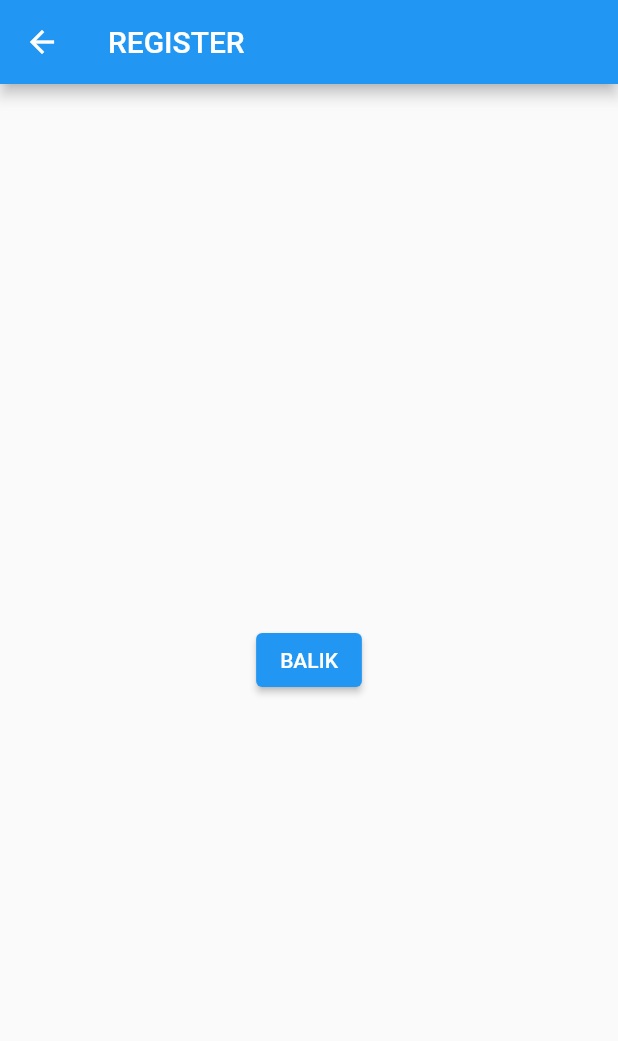
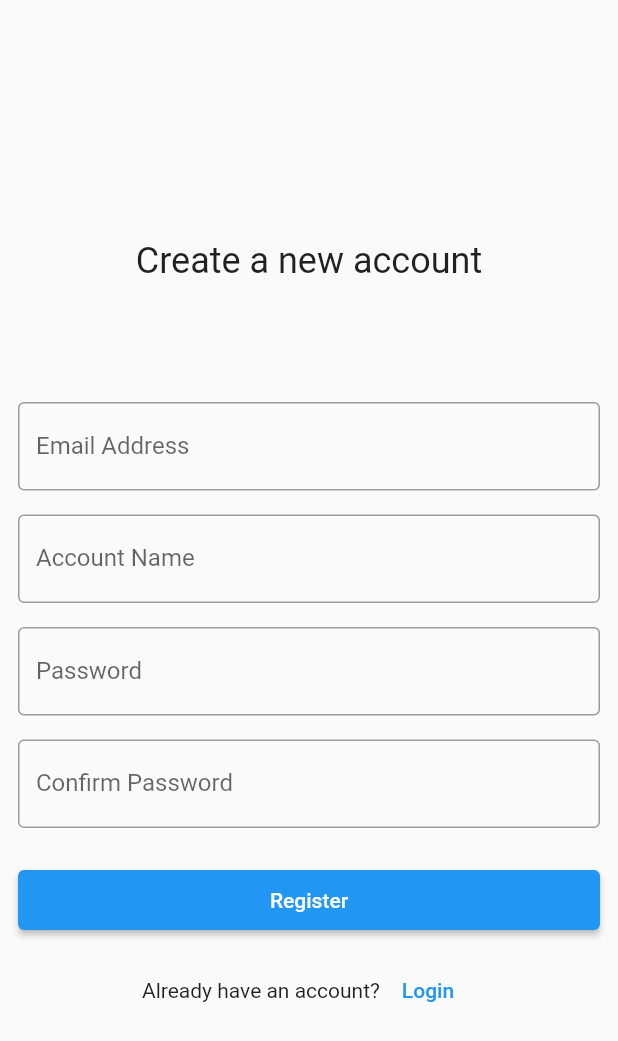
Before and after one commit to dharakamd/Gamesome-mobile, a Flutter app: the register screen opened directly, on a phone screen of 412 x 824 dp. Shown: the top 1041 px of the screen. Run offline on Flutter 3.47's test engine with Material 2 defaults, Android fonts, the light colour scheme and no system bars.

Commit message:
update register

```diff
--- a/gamesome/lib/register.dart
+++ b/gamesome/lib/register.dart
@@ -1,27 +1,8 @@
 import 'package:flutter/material.dart';
-
+import 'package:gamesome/login.dart';
 
 void main() {
-  runApp(const MyApp());
-}
-
-class MyApp extends StatelessWidget {
-  const MyApp({Key? key}) : super(key: key);
-
-  @override
-  Widget build(BuildContext context) {
-    return MaterialApp(
-      title: 'Welcome to Flutter',
-      home: Scaffold(
-        appBar: AppBar(
-          title: const Text('Welcome to Flutter'),
-        ),
-        body: const Center(
-          child: Text('Hello asdasdsadWorld'),
-        ),
-      ),
-    );
-  }
+  runApp(const register());
 }
 
 class register extends StatelessWidget {
@@ -30,17 +11,99 @@ class register extends StatelessWidget {
   @override
   Widget build(BuildContext context) {
     return Scaffold(
-      appBar: AppBar(
-        title: const Text('REGISTER'),
+        // appBar: AppBar(
+        //   title: const Text('REGISTER'),
+        // ),
+        body: SingleChildScrollView(
+      child: Column(
+        children: [
+          Container(
+            margin: const EdgeInsets.only(left: 12, top: 160, right: 12),
+            child: Column(
+              children: [
+                Container(
+                  alignment: Alignment.center,
+                  child: const Text(
+                    'Create a new account',
+                    style: TextStyle(fontSize: 24),
+                  ),
+                ),
+                Container(
+                    margin: const EdgeInsets.only(top: 80),
+                    child: Form(
+                        child: Column(
+                      children: [
+                        TextFormField(
+                          decoration: const InputDecoration(
+                            labelText: 'Email Address',
+                            border: OutlineInputBorder(),
+                          ),
+                        ),
+                        Container(
+                          margin: const EdgeInsets.only(top: 16),
+                          child: TextFormField(
+                            decoration: const InputDecoration(
+                              labelText: 'Account Name',
+                              border: OutlineInputBorder(),
+                            ),
+                          ),
+                        ),
+                        Container(
+                          margin: const EdgeInsets.only(top: 16),
+                          child: TextFormField(
+                            decoration: const InputDecoration(
+                              labelText: 'Password',
+                              border: OutlineInputBorder(),
+                            ),
+                          ),
+                        ),
+                        Container(
+                          margin: const EdgeInsets.only(top: 16),
+                          child: TextFormField(
+                            decoration: const InputDecoration(
+                              labelText: 'Confirm Password',
+                              border: OutlineInputBorder(),
+                            ),
+                          ),
+                        ),
+                        Container(
+                          margin: const EdgeInsets.only(top: 24),
+                          child: ElevatedButton(
+                              style: ElevatedButton.styleFrom(
+                                  minimumSize: const Size.fromHeight(40)),
+                              onPressed: () {
+                                Navigator.pushAndRemoveUntil(
+                                    context,
+                                    MaterialPageRoute(
+                                        builder: ((context) => const login())),
+                                    (Route<dynamic> route) => false);
+                              },
+                              child: const Text('Register')),
+                        ),
+                        Container(
+                            margin: const EdgeInsets.only(top: 12),
+                            child: Row(
+                              mainAxisAlignment: MainAxisAlignment.center,
+                              children: [
+                                const Text("Already have an account?"),
+                                TextButton(
+                                    onPressed: () {
+                                      Navigator.push(
+                                          context,
+                                          MaterialPageRoute(
+                                              builder: ((context) =>
+                                                  const login())));
+                                    },
+                                    child: const Text('Login'))
+                              ],
+                            ))
+                      ],
+                    )))
+              ],
+            ),
+          ),
+        ],
       ),
-      body: Center(
-        child: ElevatedButton(
-          onPressed: () {
-            Navigator.pop(context);
-          },
-          child: const Text('BALIK'),
-        ),
-      ),
-    );
+    ));
   }
 }
```
Also changed, not shown: gamesome/lib/login.dart (+16 -2 lines), gamesome/lib/main.dart (+21 -8 lines).
